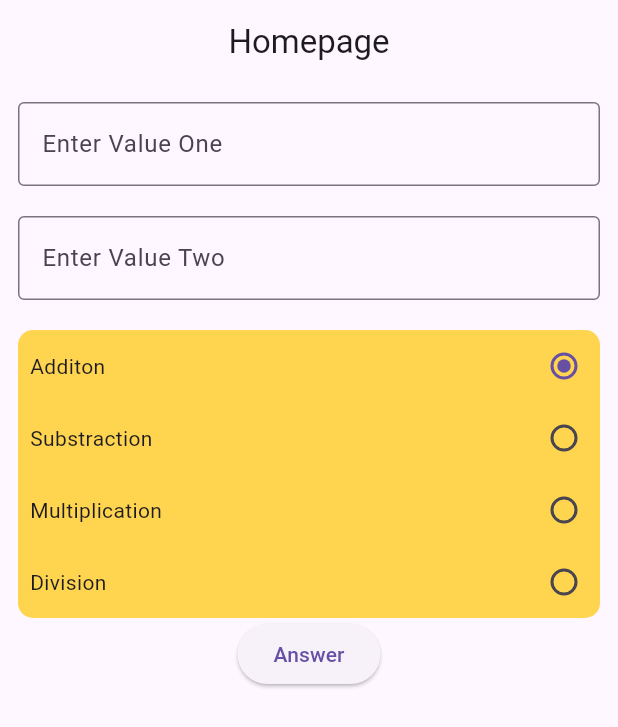
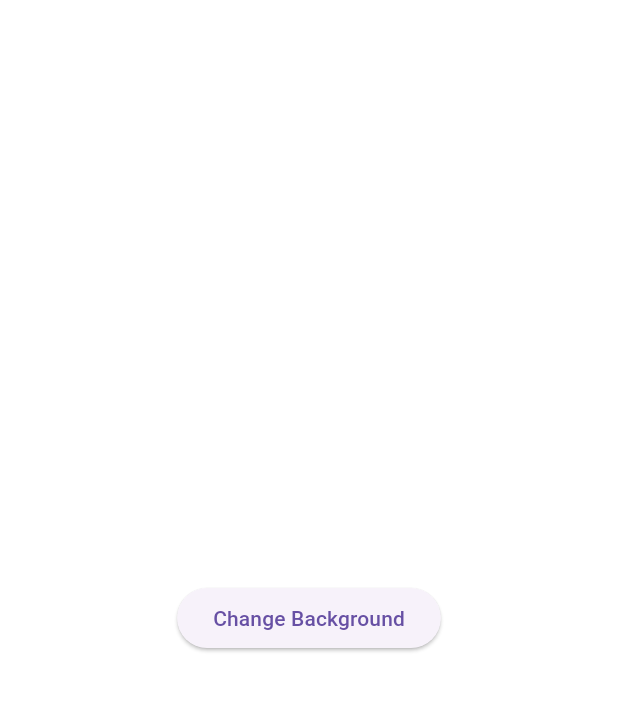
Before and after one commit to brijeshchhatrala01/flutter_ui_assignment, a Flutter app: the screen it shows after launch, on a phone screen of 412 x 824 dp. Shown: the top 727 px of the screen. Run offline on Flutter 3.47's test engine with Material 3 defaults, Android fonts, the phone set to English and light mode, and no system bars.

Commit message:
Change Background

```diff
--- a/lib/pages/homepage.dart
+++ b/lib/pages/homepage.dart
@@ -1,5 +1,6 @@
+import 'dart:math';
+
 import 'package:flutter/material.dart';
-import 'package:flutter_ui_assignment/util/radio.dart';
 
 class HomePage extends StatefulWidget {
   const HomePage({super.key});
@@ -8,179 +9,33 @@ class HomePage extends StatefulWidget {
   State<HomePage> createState() => _HomePageState();
 }
 
-enum Operations { Addition, Substraction, Multiplication, Division }
+class _HomePageState extends State<HomePage> {
+  List<Color> colors = [
+    Colors.white,
+    Colors.black,
+    Colors.green,
+    Colors.amber,
+    Colors.deepOrange,
+    Colors.deepPurple,
+    Colors.blue,
+    Colors.lime
+  ];
 
-class _HomePageState extends State<HomePage> {
-  final _formKey = GlobalKey<FormState>();
-  final valueOne = TextEditingController();
-  final valueTwo = TextEditingController();
-
-  String result = "";
-
-  _additionOfNum() {
-    double val1 = double.parse(valueOne.text.toString());
-    double val2 = double.parse(valueTwo.text.toString());
-
-    result = "${val1 + val2}";
-  }
-
-  _subStractionOfNum() {
-    double val1 = double.parse(valueOne.text.toString());
-    double val2 = double.parse(valueTwo.text.toString());
-
-    result = "${val1 - val2}";
-  }
-
-  _multiPlication() {
-    double val1 = double.parse(valueOne.text.toString());
-
-    double val2 = double.parse(valueTwo.text.toString());
-
-    result = "${val1 * val2}";
-  }
-
-  _divisionOfNum() {
-    double val1 = double.parse(valueOne.text.toString());
-    double val2 = double.parse(valueTwo.text.toString());
-
-    result = "${val1 / val2}";
-  }
-
-  Operations op = Operations.Addition;
-
-  String? isNullValidator(String? val) {
-    return val!.isEmpty ? "Enter any value" : null;
-  }
-
-  //print result
-  _printResult() {
-    setState(() {
-      switch (op) {
-        case Operations.Addition:
-          _additionOfNum();
-        case Operations.Substraction:
-          _subStractionOfNum();
-        case Operations.Multiplication:
-          _multiPlication();
-        case Operations.Division:
-          _divisionOfNum();
-        default:
-          _additionOfNum();
-      }
-    });
-  }
+  Color _defaultColor = Colors.white;
 
   @override
   Widget build(BuildContext context) {
     return Scaffold(
-      appBar: AppBar(
-        title: const Center(child: Text("Homepage")),
-      ),
-      body: SingleChildScrollView(
-        child: Padding(
-          padding: const EdgeInsets.all(12.0),
-          child: Form(
-              key: _formKey,
-              child: Column(
-                children: [
-                  TextFormField(
-                    keyboardType: TextInputType.number,
-                    decoration: const InputDecoration(
-                        border: OutlineInputBorder(),
-                        hintText: 'Enter Value One'),
-                    controller: valueOne,
-                    validator: isNullValidator,
-                  ),
-                  const SizedBox(
-                    height: 20,
-                  ),
-                  TextFormField(
-                    keyboardType: TextInputType.number,
-                    controller: valueTwo,
-                    validator: isNullValidator,
-                    decoration: const InputDecoration(
-                        border: OutlineInputBorder(),
-                        hintText: 'Enter Value Two'),
-                  ),
-                  const SizedBox(
-                    height: 20,
-                  ),
-                  Container(
-                    decoration: BoxDecoration(
-                        color: Colors.amber[300],
-                        borderRadius: BorderRadius.circular(10)),
-                    child: Column(
-                      children: [
-                        RadioButton(
-                          title: "Additon",
-                          value: Operations.Addition,
-                          groupValue: op,
-                          onChanged: (Operations? val) {
-                            setState(() {
-                              op = val!;
-                              //_additionOfNum();
-                            });
-                          },
-                        ),
-                        RadioButton(
-                          title: "Substraction",
-                          value: Operations.Substraction,
-                          groupValue: op,
-                          onChanged: (Operations? val) {
-                            setState(() {
-                              op = val!;
-                              //_subStractionOfNum();
-                            });
-                          },
-                        ),
-                        RadioButton(
-                          title: "Multiplication",
-                          value: Operations.Multiplication,
-                          groupValue: op,
-                          onChanged: (Operations? val) {
-                            setState(() {
-                              op = val!;
-                              //_multiPlication();
-                            });
-                          },
-                        ),
-                        RadioButton(
-                          title: "Division",
-                          value: Operations.Division,
-                          groupValue: op,
-                          onChanged: (Operations? val) {
-                            setState(() {
-                              op = val!;
-                              //_divisionOfNum();
-                            });
-                          },
-                        ),
-                      ],
-                    ),
-                  ),
-                  ElevatedButton(
-                      onPressed: () {
-                        if (_formKey.currentState!.validate()) {
-                          _printResult();
-                        } else {
-                          ScaffoldMessenger.of(context)
-                            ..removeCurrentSnackBar()
-                            ..showSnackBar(
-                                const SnackBar(content: Text('Enter Values')));
-                        }
-                      },
-                      child: const Text("Answer")),
-                  Text(
-                    result,
-                    style: const TextStyle(
-                        letterSpacing: 2.0,
-                        backgroundColor: Colors.yellow,
-                        fontSize: 22,
-                        color: Colors.orange),
-                  ),
-                ],
-              )),
-        ),
+      backgroundColor: _defaultColor,
+      body: Center(
+        child: ElevatedButton(
+            onPressed: () {
+              setState(() {
+                Random random = Random();
+                _defaultColor = colors[random.nextInt(colors.length)];
+              });
+            },
+            child: const Text("Change Background")),
       ),
     );
   }
--- a/lib/util/radio.dart
+++ /dev/null
@@ -1,29 +0,0 @@
-import 'package:flutter/material.dart';
-import 'package:flutter_ui_assignment/pages/homepage.dart';
-
-class RadioButton extends StatelessWidget {
-  final String title;
-  final Operations value;
-  final Operations groupValue;
-  Function(Operations?)? onChanged;
-  RadioButton(
-      {super.key,
-      required this.title,
-      required this.value,
-      required this.groupValue,
-      required this.onChanged});
-
-  @override
-  Widget build(BuildContext context) {
-    return Row(
-      mainAxisAlignment: MainAxisAlignment.spaceBetween,
-      children: [
-        Padding(
-          padding: const EdgeInsets.only(left: 8),
-          child: Text(title),
-        ),
-        Radio(value: value, groupValue: groupValue, onChanged: onChanged),
-      ],
-    );
-  }
-}
```
Also changed, not shown: lib/pages/shownumber_page.dart (deleted, +0 -52 lines).
